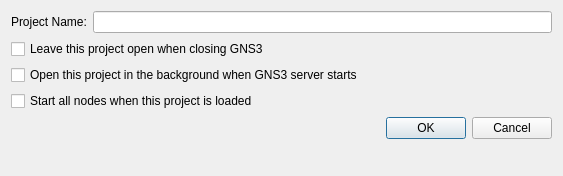
The window that gns3/ui/edit_project_dialog.ui (GNS3/gns3-gui) describes before a commit, drawn with Qt 5.
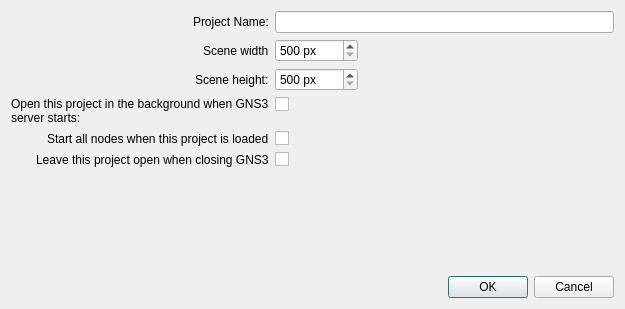
The same window after the commit.

Commit message:
Allow to change the size of the scene
https://github.com/GNS3/gns3-server/issues/683

Diff of the .ui file:
```diff
--- a/gns3/ui/edit_project_dialog.ui
+++ b/gns3/ui/edit_project_dialog.ui
@@ -6,8 +6,8 @@
    <rect>
     <x>0</x>
     <y>0</y>
-    <width>563</width>
-    <height>176</height>
+    <width>625</width>
+    <height>309</height>
    </rect>
   </property>
   <property name="windowTitle">
@@ -16,7 +16,21 @@
   <property name="modal">
    <bool>true</bool>
   </property>
-  <layout class="QGridLayout" name="gridLayout">
+  <layout class="QVBoxLayout" name="verticalLayout">
+   <item>
+    <layout class="QFormLayout" name="formLayout">
+     <property name="fieldGrowthPolicy">
+      <enum>QFormLayout::ExpandingFieldsGrow</enum>
+     </property>
+     <property name="rowWrapPolicy">
+      <enum>QFormLayout::DontWrapRows</enum>
+     </property>
+     <property name="labelAlignment">
+      <set>Qt::AlignRight|Qt::AlignTrailing|Qt::AlignVCenter</set>
+     </property>
+     <property name="formAlignment">
+      <set>Qt::AlignCenter</set>
+     </property>
    <item row="0" column="0">
     <widget class="QLabel" name="label">
      <property name="text">
@@ -27,38 +41,94 @@
    <item row="0" column="1">
     <widget class="QLineEdit" name="uiProjectNameLineEdit"/>
    </item>
-   <item row="1" column="0" colspan="2">
-    <widget class="QCheckBox" name="uiProjectAutoCloseCheckBox">
+     <item row="1" column="0">
+      <widget class="QLabel" name="label_2">
      <property name="text">
-      <string>Leave this project open when closing GNS3</string>
+        <string>Scene width</string>
      </property>
     </widget>
    </item>
-   <item row="3" column="0" colspan="2">
-    <widget class="QCheckBox" name="uiProjectAutoStartCheckBox">
+     <item row="1" column="1">
+      <widget class="QSpinBox" name="uiSceneWidthSpinBox">
+       <property name="suffix">
+        <string> px</string>
+       </property>
+       <property name="minimum">
+        <number>500</number>
+       </property>
+       <property name="maximum">
+        <number>1000000</number>
+       </property>
+      </widget>
+     </item>
+     <item row="2" column="0">
+      <widget class="QLabel" name="label_3">
      <property name="text">
-      <string>Start all nodes when this project is loaded</string>
+        <string>Scene height:</string>
      </property>
     </widget>
    </item>
-   <item row="2" column="0" colspan="2">
+     <item row="2" column="1">
+      <widget class="QSpinBox" name="uiSceneHeightSpinBox">
+       <property name="suffix">
+        <string> px</string>
+       </property>
+       <property name="minimum">
+        <number>500</number>
+       </property>
+       <property name="maximum">
+        <number>1000000</number>
+       </property>
+      </widget>
+     </item>
+     <item row="3" column="0">
+      <widget class="QLabel" name="label_4">
+       <property name="text">
+        <string>Open this project in the background when GNS3 server starts:</string>
+       </property>
+       <property name="wordWrap">
+        <bool>true</bool>
+       </property>
+      </widget>
+     </item>
+     <item row="3" column="1">
     <widget class="QCheckBox" name="uiProjectAutoOpenCheckBox">
      <property name="text">
-      <string>Open this project in the background when GNS3 server starts</string>
+        <string/>
+       </property>
+      </widget>
+     </item>
+     <item row="4" column="0">
+      <widget class="QLabel" name="label_5">
+       <property name="text">
+        <string>Start all nodes when this project is loaded</string>
      </property>
     </widget>
    </item>
    <item row="4" column="1">
-    <widget class="QDialogButtonBox" name="uiButtonBox">
-     <property name="orientation">
-      <enum>Qt::Horizontal</enum>
-     </property>
-     <property name="standardButtons">
-      <set>QDialogButtonBox::Cancel|QDialogButtonBox::Ok</set>
+      <widget class="QCheckBox" name="uiProjectAutoStartCheckBox">
+       <property name="text">
+        <string/>
+       </property>
+      </widget>
+     </item>
+     <item row="5" column="0">
+      <widget class="QLabel" name="label_6">
+       <property name="text">
+        <string>Leave this project open when closing GNS3</string>
      </property>
     </widget>
    </item>
    <item row="5" column="1">
+      <widget class="QCheckBox" name="uiProjectAutoCloseCheckBox">
+       <property name="text">
+        <string/>
+       </property>
+      </widget>
+     </item>
+    </layout>
+   </item>
+   <item>
     <spacer name="verticalSpacer">
      <property name="orientation">
       <enum>Qt::Vertical</enum>
@@ -71,6 +141,16 @@
      </property>
     </spacer>
    </item>
+   <item>
+    <widget class="QDialogButtonBox" name="uiButtonBox">
+     <property name="orientation">
+      <enum>Qt::Horizontal</enum>
+     </property>
+     <property name="standardButtons">
+      <set>QDialogButtonBox::Cancel|QDialogButtonBox::Ok</set>
+     </property>
+    </widget>
+   </item>
   </layout>
  </widget>
  <resources/>
```
Lines whose indentation alone changed are shown as unchanged. The commit also changes 5 other files.
